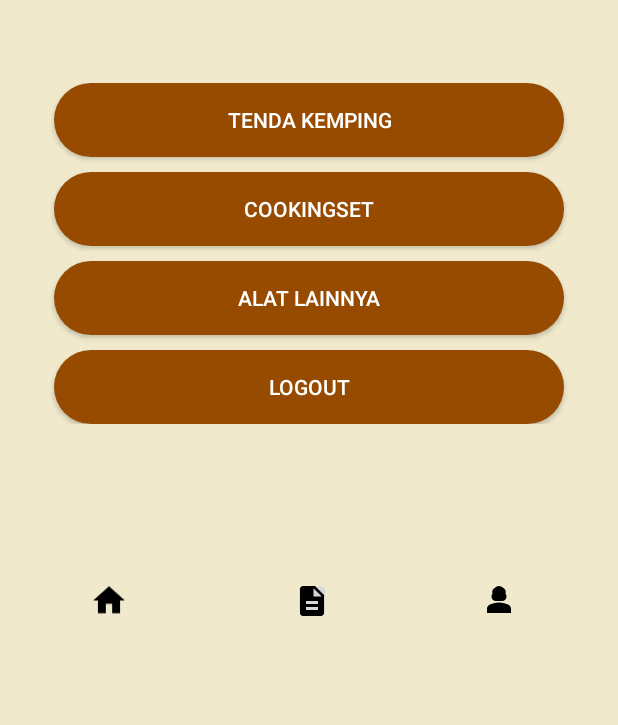
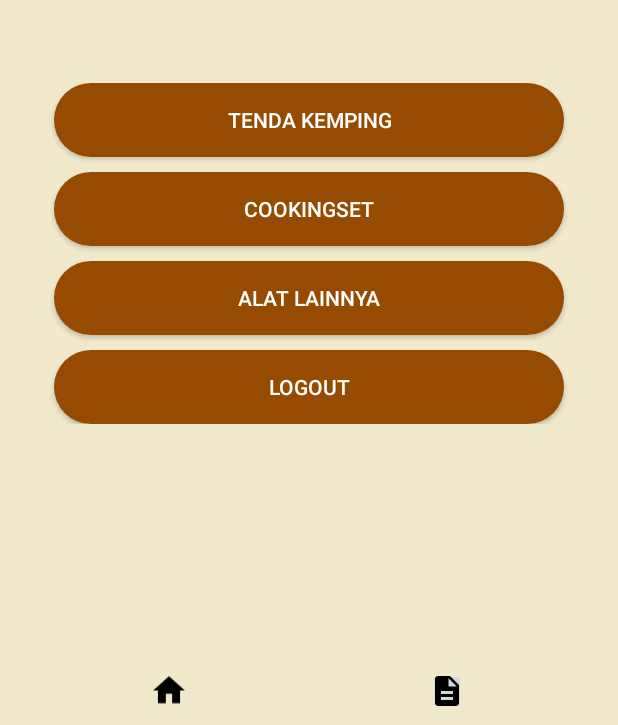
Before and after one commit to nandamodjo21/frontend-greenrock, an Android app: the screen it shows after launch (Home), on a phone screen of 412 x 824 dp, the part 511-1236 px from its top. Run offline under Robolectric (Android 15) with nearby library versions, the phone set to English and light mode, and no system bars.

Commit message:
fix: update layout

```diff
--- a/app/src/main/java/ac/id/poligon/greenrockadventure/servis/API_SERVER.java
+++ b/app/src/main/java/ac/id/poligon/greenrockadventure/servis/API_SERVER.java
@@ -9,7 +9,7 @@ public class API_SERVER {
 
     public static final String id_user = SharedPrefManager.getInstance(mct).getKeyId();
     public static final String nik = SharedPrefManager.getInstance(mct).getKeyNik();
-    public static final String root_url = "http://9d4a-182-1-149-166.ngrok-free.app";
+    public static final String root_url = "http://d215-36-85-221-134.ngrok-free.app";
     public static final String url_login = root_url + "/login";
     public static final String url_regis = root_url + "/register";
     public static final String url_pesan = root_url + "/sewa/add";
--- a/app/src/main/res/layout/activity_home.xml
+++ b/app/src/main/res/layout/activity_home.xml
@@ -83,27 +83,21 @@
     <LinearLayout
         android:layout_width="match_parent"
         android:layout_height="56dp"
-        android:layout_marginTop="90dp"
+        android:layout_marginTop="150dp"
         android:orientation="horizontal">
         <ImageView
             android:layout_width="25dp"
             android:layout_height="30dp"
             android:layout_gravity="center"
             android:src="@drawable/h"
-            android:layout_marginLeft="60dp"/>
+            android:layout_marginLeft="100dp"/>
         <ImageButton
             android:id="@+id/tampilan"
             android:layout_width="25dp"
             android:layout_height="30dp"
             android:layout_gravity="center"
             android:src="@drawable/d"
-            android:layout_marginLeft="110dp"/>
-        <ImageView
-            android:layout_width="25dp"
-            android:layout_height="wrap_content"
-            android:layout_gravity="center"
-            android:layout_marginLeft="99dp"
-            android:src="@drawable/p"/>
+            android:layout_marginLeft="160dp"/>
     </LinearLayout>
 
 </LinearLayout>
--- a/app/src/main/res/layout/activity_login.xml
+++ b/app/src/main/res/layout/activity_login.xml
@@ -63,7 +63,7 @@
     <androidx.appcompat.widget.AppCompatButton
         android:id="@+id/btnlogin"
         android:layout_width="340dp"
-        android:layout_height="44dp"
+        android:layout_height="46dp"
         android:layout_gravity="center_horizontal"
         android:layout_margin="25dp"
         android:layout_marginTop="10dp"
--- a/app/src/main/res/layout/activity_register.xml
+++ b/app/src/main/res/layout/activity_register.xml
@@ -149,7 +149,7 @@
             <androidx.appcompat.widget.AppCompatButton
                 android:id="@+id/btnRegister"
                 android:layout_width="340dp"
-                android:layout_height="44dp"
+                android:layout_height="50dp"
                 android:layout_gravity="center_horizontal"
                 android:layout_margin="25dp"
                 android:layout_marginTop="10dp"
```
